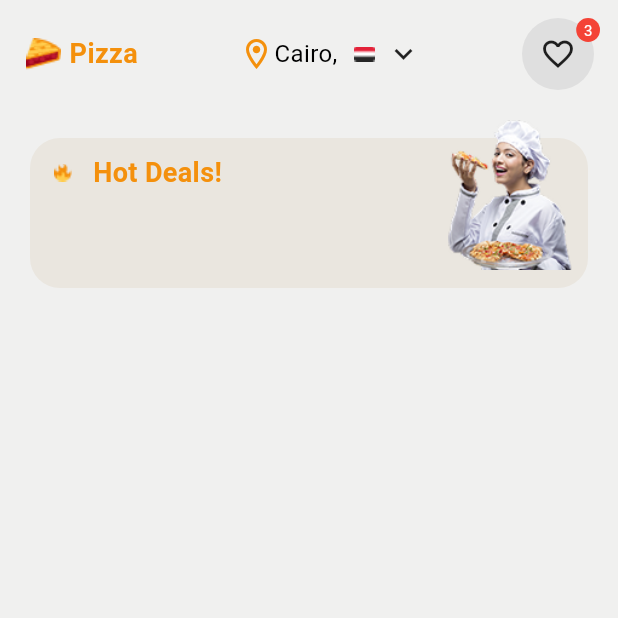
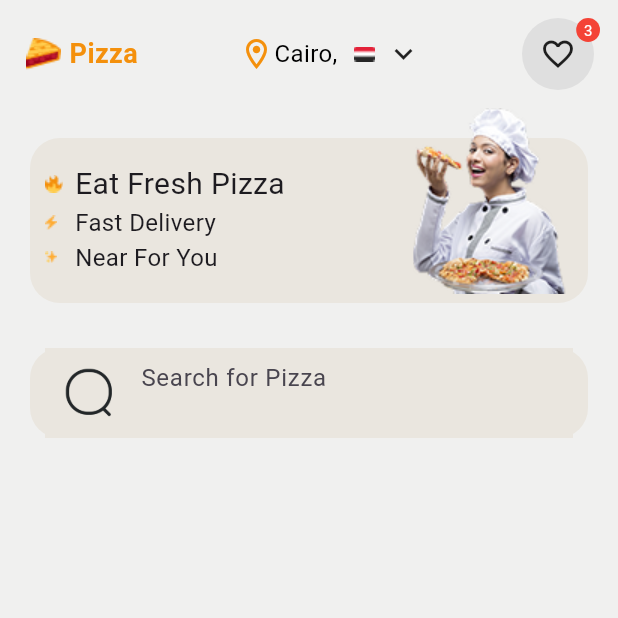
Before and after one commit to iamfarazbaloch/pizza_app, a Flutter app: the HomePage screen opened directly, on a phone screen of 412 x 824 dp, the top half of it. Run offline on Flutter 3.47's test engine with Material 3 defaults, Android fonts, the phone set to English and light mode, and no system bars; our stand-ins replace gap, get.

Commit message:
custom Search field

```diff
--- a/lib/pages/home_page.dart
+++ b/lib/pages/home_page.dart
@@ -1,5 +1,7 @@
 import 'package:flutter/material.dart';
 import 'package:gap/gap.dart';
+
+import '../widgets/my_search_field.dart';
 
 class HomePage extends StatefulWidget {
   const HomePage({super.key});
@@ -101,37 +103,68 @@ class _HomePageState extends State<HomePage> {
                     horizontal: 20,
                     vertical: 20,
                   ),
-                  height: 100,
+                  height: 110,
                   decoration: BoxDecoration(
                     color: const Color(0xFFEAE6DF),
                     borderRadius: BorderRadius.circular(20),
                   ),
                 ),
                 Positioned(
-                  right: 30,
-                  top: 8,
-                  child: Image.asset('assets/images/girl.png', height: 100),
+                  right: 34,
+                  top: 0,
+                  child: Image.asset('assets/images/girl.png'),
                 ),
                 Positioned(
-                  top: 30,
+                  top: 36,
                   left: 30,
-                  child: Row(
+                  child: Column(
+                    crossAxisAlignment: CrossAxisAlignment.start,
                     children: [
-                      Image.asset('assets/icons/fire.png', height: 24),
-                      const Gap(8),
-                      const Text(
-                        'Hot Deals!',
-                        style: TextStyle(
-                          fontSize: 18,
-                          fontWeight: FontWeight.bold,
-                          color: Color(0xFFF4900C),
-                        ),
+                      Row(
+                        children: [
+                          Image.asset('assets/icons/fire.png'),
+                          const Gap(8),
+                          const Text(
+                            'Eat Fresh Pizza',
+                            style: TextStyle(
+                              fontSize: 20,
+                              fontWeight: FontWeight.w400,
+                            ),
+                          ),
+                        ],
+                      ),
+                      Row(
+                        children: [
+                          Image.asset('assets/icons/ele.png'),
+                          const Gap(12),
+                          const Text(
+                            'Fast Delivery',
+                            style: TextStyle(
+                              fontSize: 16,
+                              fontWeight: FontWeight.w400,
+                            ),
+                          ),
+                        ],
+                      ),
+                      Row(
+                        children: [
+                          Image.asset('assets/icons/star.png'),
+                          const Gap(12),
+                          const Text(
+                            'Near For You',
+                            style: TextStyle(
+                              fontSize: 16,
+                              fontWeight: FontWeight.w400,
+                            ),
+                          ),
+                        ],
                       ),
                     ],
                   ),
                 ),
               ],
             ),
+            MySearchField(),
           ],
         ),
       ),
--- /dev/null
+++ b/lib/widgets/my_search_field.dart
@@ -0,0 +1,30 @@
+import 'package:flutter/material.dart';
+
+class MySearchField extends StatelessWidget {
+  const MySearchField({super.key});
+
+  @override
+  Widget build(BuildContext context) {
+    return Container(
+      padding: const EdgeInsets.symmetric(horizontal: 10),
+      margin: const EdgeInsets.symmetric(horizontal: 20, vertical: 10),
+      height: 60,
+      decoration: BoxDecoration(
+        borderRadius: BorderRadius.circular(20),
+        color: Color(0xFFEAE6DF),
+      ),
+      child: TextField(
+        decoration: InputDecoration(
+          border: InputBorder.none,
+          fillColor: Color(0xFFEAE6DF),
+          filled: true,
+          hintText: 'Search for Pizza',
+          prefixIcon: Padding(
+            padding: const EdgeInsets.all(12.0),
+            child: Image.asset('assets/icons/search.png'),
+          ),
+        ),
+      ),
+    );
+  }
+}
```
Also changed, not shown: assets/icons/menu.png (added), assets/icons/search.png (added).
